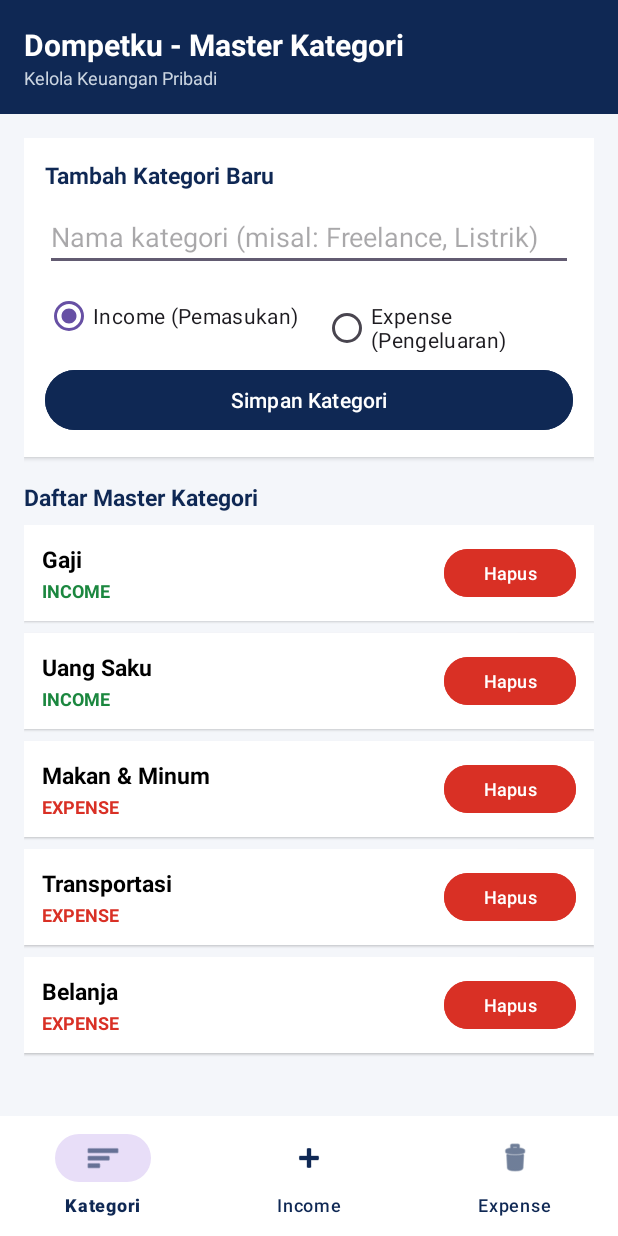
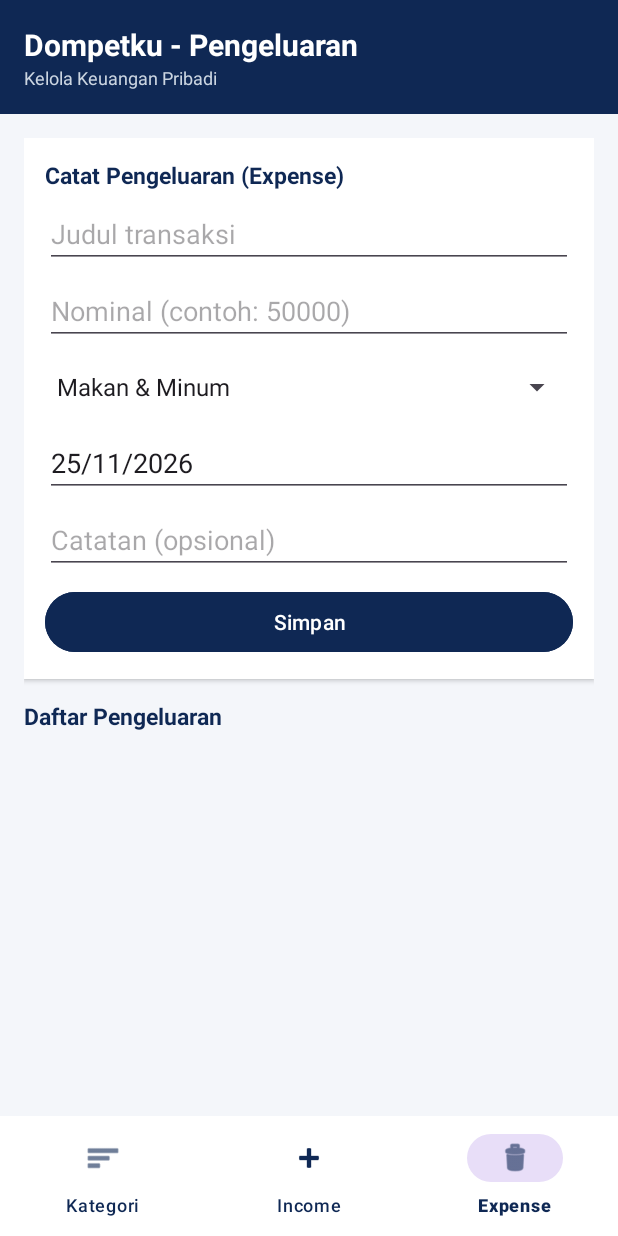
Before and after one commit to MeylfinYW/dompetku, an Android app: the screen it shows after launch (MainActivity), item 3 of the bottom bar chosen, on a phone screen of 412 x 824 dp. Run offline under Robolectric (Android 15) with nearby library versions, the phone set to English and light mode, and no system bars.

Commit message:
4. Expense - Mencatat, Mengubah, dan Menghapus Pengeluaran (TODAY)

```diff
--- /dev/null
+++ b/app/src/main/java/com/example/dompetku/ExpenseFragment.kt
@@ -0,0 +1,193 @@
+package com.example.dompetku
+import android.app.DatePickerDialog
+import android.os.Bundle
+import android.view.LayoutInflater
+import android.view.View
+import android.view.ViewGroup
+import android.widget.ArrayAdapter
+import android.widget.Button
+import android.widget.EditText
+import android.widget.Spinner
+import android.widget.TextView
+import android.widget.Toast
+import androidx.fragment.app.Fragment
+import androidx.recyclerview.widget.LinearLayoutManager
+import androidx.recyclerview.widget.RecyclerView
+import java.text.SimpleDateFormat
+import java.util.Calendar
+import java.util.Locale
+
+class ExpenseFragment : Fragment() {
+
+    private lateinit var spHelper: SPHelper
+    private lateinit var adapter: TransaksiAdapter
+    private lateinit var tvFormTitle: TextView
+    private lateinit var etJudul: EditText
+    private lateinit var etNominal: EditText
+    private lateinit var spKategori: Spinner
+    private lateinit var etTanggal: EditText
+    private lateinit var etCatatan: EditText
+    private lateinit var btnSimpan: Button
+    private lateinit var btnBatal: Button
+
+    private var listKategoriExpense: List<String> = emptyList()
+    private var editingId: String? = null
+
+    override fun onCreateView(
+        inflater: LayoutInflater, container: ViewGroup?,
+        savedInstanceState: Bundle?
+    ): View? {
+        return inflater.inflate(R.layout.fragment_transaksi, container, false)
+    }
+
+    override fun onViewCreated(view: View, savedInstanceState: Bundle?) {
+        super.onViewCreated(view, savedInstanceState)
+        spHelper = SPHelper(requireContext())
+
+        tvFormTitle = view.findViewById(R.id.tvFormTitle)
+        val tvListTitle: TextView = view.findViewById(R.id.tvListTitle)
+        etJudul = view.findViewById(R.id.etJudul)
+        etNominal = view.findViewById(R.id.etNominal)
+        spKategori = view.findViewById(R.id.spKategori)
+        etTanggal = view.findViewById(R.id.etTanggal)
+        etCatatan = view.findViewById(R.id.etCatatan)
+        btnSimpan = view.findViewById(R.id.btnSimpanTransaksi)
+        btnBatal = view.findViewById(R.id.btnBatalEdit)
+        val rvTransaksi: RecyclerView = view.findViewById(R.id.rvTransaksi)
+
+        tvFormTitle.text = "Catat Pengeluaran (Expense)"
+        tvListTitle.text = "Daftar Pengeluaran"
+
+        setupSpinnerKategori()
+        setupDatePicker()
+
+        adapter = TransaksiAdapter(
+            spHelper.getTransaksiByTipe("EXPENSE"),
+            onEditClick = { transaksi -> masukModeEdit(transaksi) },
+            onHapusClick = { transaksi ->
+                spHelper.hapusTransaksi(transaksi.id)
+                if (editingId == transaksi.id) resetForm()
+                refreshList()
+                Toast.makeText(requireContext(), "Pengeluaran dihapus", Toast.LENGTH_SHORT).show()
+            }
+        )
+
+        rvTransaksi.layoutManager = LinearLayoutManager(requireContext())
+        rvTransaksi.adapter = adapter
+
+        btnSimpan.setOnClickListener { simpanData() }
+        btnBatal.setOnClickListener { resetForm() }
+    }
+
+    private fun setupSpinnerKategori() {
+        listKategoriExpense = spHelper.getKategoriByTipe("EXPENSE").map { it.nama }
+        val spinnerAdapter = ArrayAdapter(
+            requireContext(),
+            android.R.layout.simple_spinner_item,
+            listKategoriExpense
+        )
+        spinnerAdapter.setDropDownViewResource(android.R.layout.simple_spinner_dropdown_item)
+        spKategori.adapter = spinnerAdapter
+    }
+
+    private fun setupDatePicker() {
+        val cal = Calendar.getInstance()
+        val sdf = SimpleDateFormat("dd/MM/yyyy", Locale.getDefault())
+        etTanggal.setText(sdf.format(cal.time))
+
+        etTanggal.setOnClickListener {
+            DatePickerDialog(
+                requireContext(),
+                { _, year, month, day ->
+                    val dipilih = Calendar.getInstance()
+                    dipilih.set(year, month, day)
+                    etTanggal.setText(sdf.format(dipilih.time))
+                },
+                cal.get(Calendar.YEAR),
+                cal.get(Calendar.MONTH),
+                cal.get(Calendar.DAY_OF_MONTH)
+            ).show()
+        }
+    }
+
+    private fun simpanData() {
+        val judul = etJudul.text.toString().trim()
+        val nominalStr = etNominal.text.toString().trim()
+        val tanggal = etTanggal.text.toString().trim()
+        val catatan = etCatatan.text.toString().trim()
+
+        if (judul.isEmpty()) {
+            etJudul.error = "Judul wajib diisi"
+            return
+        }
+        if (nominalStr.isEmpty() || nominalStr.toLongOrNull() == null) {
+            etNominal.error = "Nominal wajib angka"
+            return
+        }
+        if (listKategoriExpense.isEmpty()) {
+            Toast.makeText(requireContext(), "Tambahkan kategori Expense dulu!", Toast.LENGTH_SHORT).show()
+            return
+        }
+
+        val kategoriDipilih = spKategori.selectedItem.toString()
+        val nominal = nominalStr.toLong()
+
+        if (editingId == null) {
+            val baru = Transaksi(
+                id = "EXP-${System.currentTimeMillis()}",
+                judul = judul,
+                nominal = nominal,
+                kategori = kategoriDipilih,
+                tipe = "EXPENSE",
+                tanggal = tanggal,
+                catatan = catatan
+            )
+            spHelper.tambahTransaksi(baru)
+            Toast.makeText(requireContext(), "Pengeluaran dicatat", Toast.LENGTH_SHORT).show()
+        } else {
+            val update = Transaksi(
+                id = editingId!!,
+                judul = judul,
+                nominal = nominal,
+                kategori = kategoriDipilih,
+                tipe = "EXPENSE",
+                tanggal = tanggal,
+                catatan = catatan
+            )
+            spHelper.ubahTransaksi(update)
+            Toast.makeText(requireContext(), "Pengeluaran diperbarui", Toast.LENGTH_SHORT).show()
+        }
+
+        resetForm()
+        refreshList()
+    }
+
+    private fun masukModeEdit(t: Transaksi) {
+        editingId = t.id
+        tvFormTitle.text = "Ubah Pengeluaran"
+        etJudul.setText(t.judul)
+        etNominal.setText(t.nominal.toString())
+        etTanggal.setText(t.tanggal)
+        etCatatan.setText(t.catatan)
+
+        val pos = listKategoriExpense.indexOf(t.kategori)
+        if (pos >= 0) spKategori.setSelection(pos)
+
+        btnSimpan.text = "Update"
+        btnBatal.visibility = View.VISIBLE
+    }
+
+    private fun resetForm() {
+        editingId = null
+        tvFormTitle.text = "Catat Pengeluaran (Expense)"
+        etJudul.text.clear()
+        etNominal.text.clear()
+        etCatatan.text.clear()
+        btnSimpan.text = "Simpan"
+        btnBatal.visibility = View.GONE
+    }
+
+    private fun refreshList() {
+        adapter.updateData(spHelper.getTransaksiByTipe("EXPENSE"))
+    }
+}
--- a/app/src/main/java/com/example/dompetku/KategoriAdapter.kt
+++ b/app/src/main/java/com/example/dompetku/KategoriAdapter.kt
@@ -1,10 +1,10 @@
-package com.example.dompetku //
+package com.example.dompetku
 
 import android.view.LayoutInflater
 import android.view.ViewGroup
 import androidx.core.content.ContextCompat
 import androidx.recyclerview.widget.RecyclerView
-import com.example.dompetku.databinding.ItemKategoriBinding //
+import com.example.dompetku.databinding.ItemKategoriBinding
 
 class KategoriAdapter(
     private var listKategori: MutableList<Kategori>,
--- a/app/src/main/java/com/example/dompetku/KategoriFragment.kt
+++ b/app/src/main/java/com/example/dompetku/KategoriFragment.kt
@@ -1,4 +1,4 @@
-package com.example.dompetku //
+package com.example.dompetku
 
 import android.os.Bundle
 import android.view.LayoutInflater
@@ -7,7 +7,7 @@ import android.view.ViewGroup
 import android.widget.Toast
 import androidx.fragment.app.Fragment
 import androidx.recyclerview.widget.LinearLayoutManager
-import com.example.dompetku.databinding.FragmentKategoriBinding //
+import com.example.dompetku.databinding.FragmentKategoriBinding
 
 class KategoriFragment : Fragment() {
 
--- a/app/src/main/java/com/example/dompetku/MainActivity.kt
+++ b/app/src/main/java/com/example/dompetku/MainActivity.kt
@@ -1,27 +1,38 @@
-package com.example.dompetku //
+package com.example.dompetku
 
 import android.os.Bundle
+import android.widget.TextView
 import androidx.appcompat.app.AppCompatActivity
 import androidx.fragment.app.Fragment
-import com.example.dompetku.databinding.ActivityMainBinding //
+import com.google.android.material.bottomnavigation.BottomNavigationView
 
 class MainActivity : AppCompatActivity() {
 
-    private lateinit var binding: ActivityMainBinding
+    private lateinit var tvHeaderTitle: TextView
 
     override fun onCreate(savedInstanceState: Bundle?) {
         super.onCreate(savedInstanceState)
-        binding = ActivityMainBinding.inflate(layoutInflater)
-        setContentView(binding.root)
+        setContentView(R.layout.activity_main)
+
+        tvHeaderTitle = findViewById(R.id.tvHeaderTitle)
+        val bottomNav: BottomNavigationView = findViewById(R.id.bottomNav)
 
         if (savedInstanceState == null) {
             gantiFragment(KategoriFragment(), "Dompetku - Master Kategori")
         }
 
-        binding.bottomNav.setOnItemSelectedListener { item ->
+        bottomNav.setOnItemSelectedListener { item ->
             when (item.itemId) {
                 R.id.nav_kategori -> {
                     gantiFragment(KategoriFragment(), "Dompetku - Master Kategori")
+                    true
+                }
+                R.id.nav_income -> {
+                    gantiFragment(IncomeFragment(), "Dompetku - Pemasukan")
+                    true
+                }
+                R.id.nav_expense -> {
+                    gantiFragment(ExpenseFragment(), "Dompetku - Pengeluaran")
                     true
                 }
                 else -> false
@@ -30,7 +41,7 @@ class MainActivity : AppCompatActivity() {
     }
 
     private fun gantiFragment(fragment: Fragment, judul: String) {
-        binding.tvHeaderTitle.text = judul
+        tvHeaderTitle.text = judul
         supportFragmentManager.beginTransaction()
             .replace(R.id.fragmentContainer, fragment)
             .commit()
```
